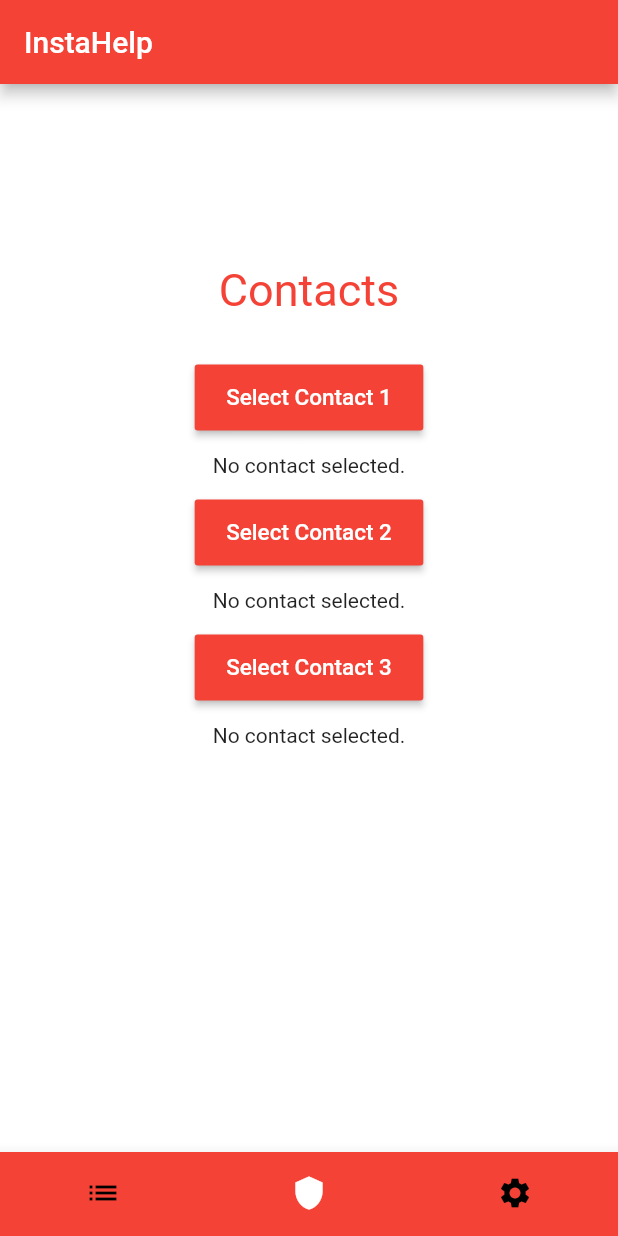
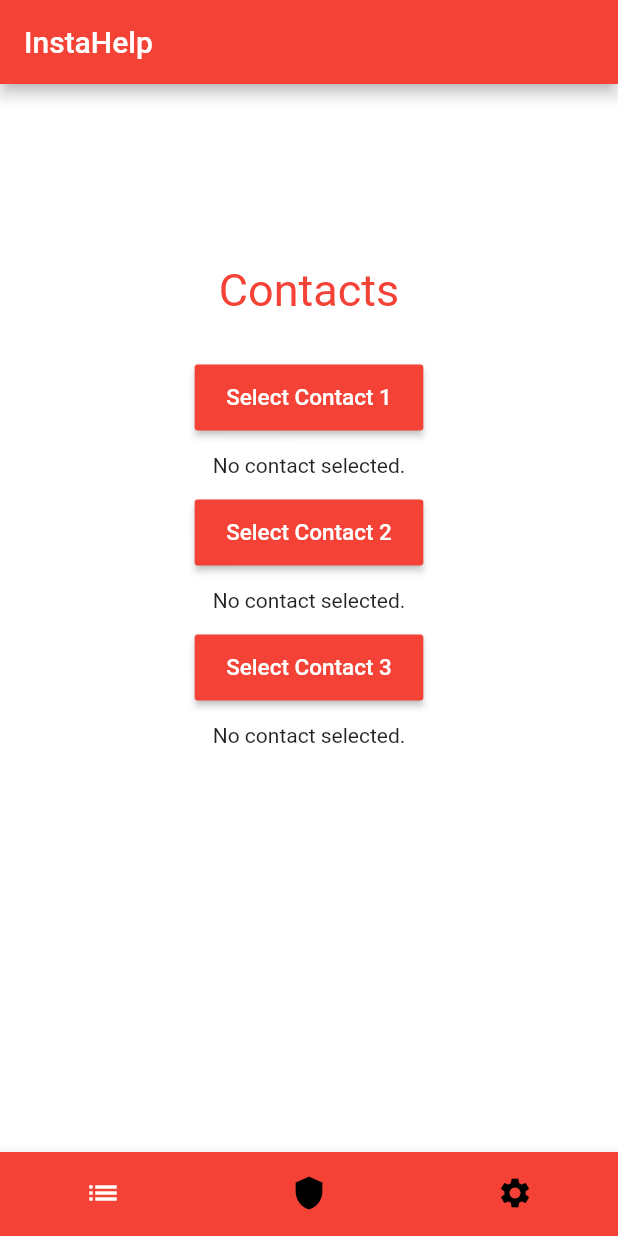
Before and after one commit to RobinSardja/InstaHelp, a Flutter app: the screen it shows after launch, on a phone screen of 412 x 824 dp. Run offline on Flutter 3.47's test engine with Material 2 defaults, Android fonts, the phone set to English and light mode, and no system bars; our stand-ins replace flutter_native_contact_picker, geolocator; missing offline and left inert: flutter_sms, porcupine_flutter.

```diff
--- a/lib/main.dart
+++ b/lib/main.dart
@@ -53,8 +53,8 @@ class _InstaHelpState extends State<InstaHelp> with TickerProviderStateMixin {
   final String platform = Platform.isAndroid ? "android" : "ios";
 
   // TO DO: set these variables in the settings route
-  final List<String> _contactList = ["4076150853"];
-  final String _username = "Nathan";
+  final List<String> _contactList = ["5551234567"];
+  String _username = "Nathan";
 
   // speech detection variables
   late PorcupineManager _porcupineManager;
@@ -72,7 +72,7 @@ class _InstaHelpState extends State<InstaHelp> with TickerProviderStateMixin {
   bool switchOneValue = true;
   bool switchTwoValue = true;
   bool switchThreeValue = true;
-  int _currentIndex = 1;
+  int _currentIndex = 0;
   late PageController pageController;
 
   String _menuMessage = "We're here to help!";
@@ -412,7 +412,7 @@ class _InstaHelpState extends State<InstaHelp> with TickerProviderStateMixin {
                           switchValue = value;
                           // display encouraging message whether on or off
                           if (value) {
-                            _menuMessage = "We've got you covered!";
+                            _menuMessage = "We're here to help!";
                           } else {
                             _menuMessage = "Glad you're safe!";
                           }
@@ -441,17 +441,31 @@ class _InstaHelpState extends State<InstaHelp> with TickerProviderStateMixin {
                           ),
                         ),
                       ),
-                      const Padding(
-                        padding: EdgeInsets.fromLTRB(0, 20, 100, 20),
+                      Padding(
+                        padding: const EdgeInsets.fromLTRB(0, 20, 100, 20),
                         child: SizedBox(
                           width: 200,
                           child: TextField(
-                            decoration: InputDecoration(
-                                hintText: "Your Name",
-                                border: OutlineInputBorder()),
+                            onChanged: (name) {
+                              setState(() {
+                                _username = name;
+                              });
+                            },
+                            decoration: const InputDecoration(
+                              hintText: "Your Name",
+                              border: OutlineInputBorder(),
+                            ),
                           ),
                         ),
                       ),
+                      // ElevatedButton(
+                      //   onPressed: () {
+                      //     setState(() {
+                      //       // _username =
+                      //     });
+                      //   },
+                      //   child: const Text( "Confirm Name" ),
+                      // ),
                       Row(
                         children: [
                           const Padding(
@@ -549,6 +563,7 @@ class _InstaHelpState extends State<InstaHelp> with TickerProviderStateMixin {
               label: "Settings",
             )
           ],
+
           currentIndex: _currentIndex,
           onTap: (index) {
             pageController.jumpToPage(index);
```
